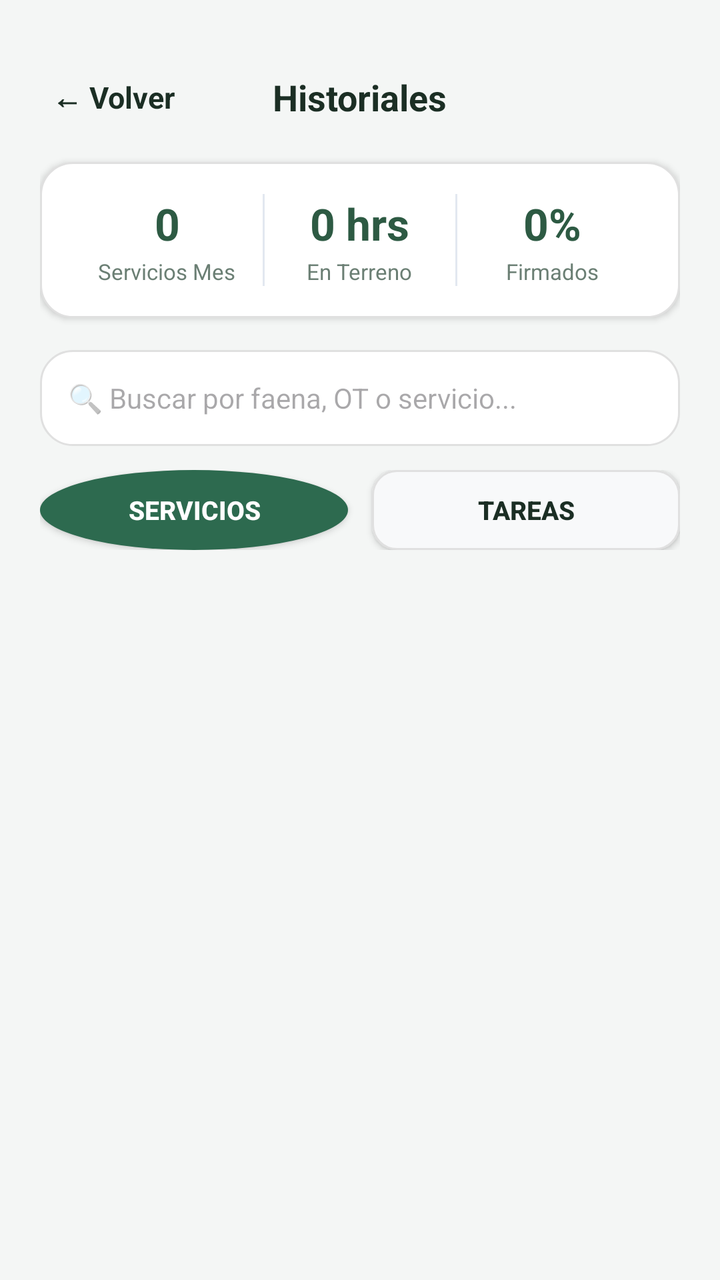
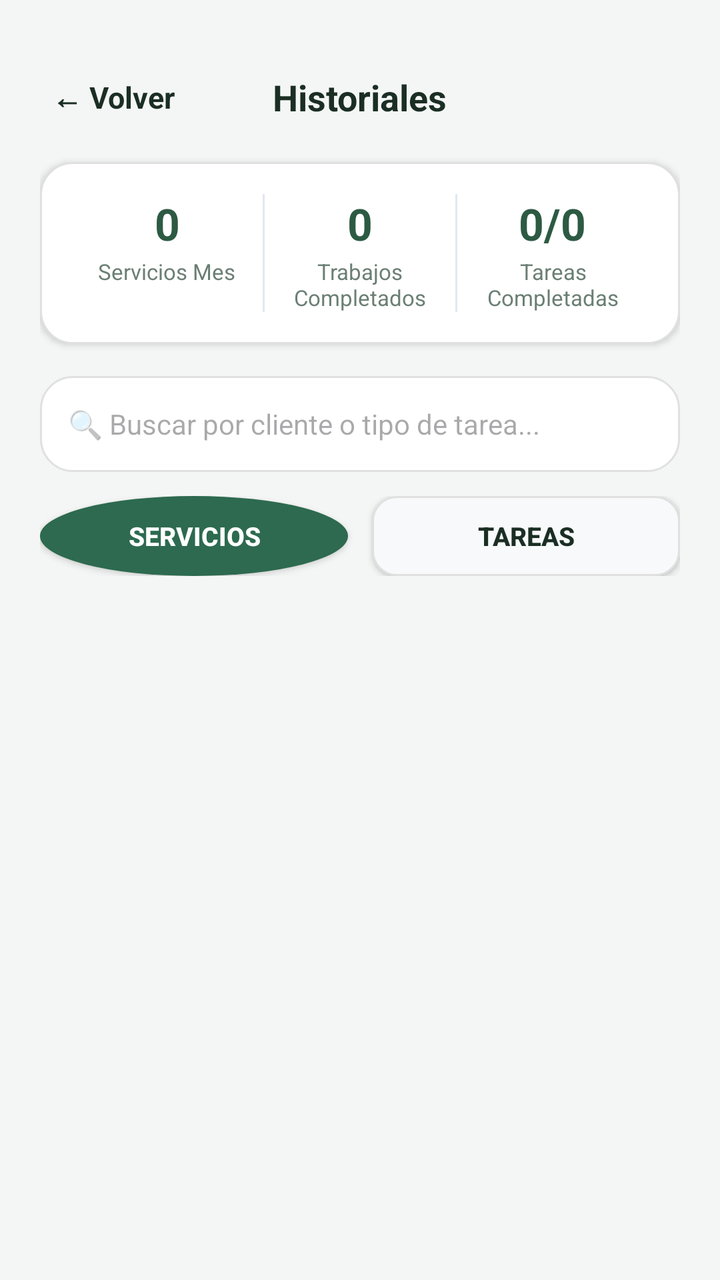

Compare the two renders of this Android layout. The source of the first and the diff that turns it into the second are given below.
<!-- AndroidManifest.xml: application theme Theme.DesiertoTarapaca -->
<!-- res/layout/activity_historial.xml -->
<?xml version="1.0" encoding="utf-8"?>
<LinearLayout xmlns:android="http://schemas.android.com/apk/res/android"
    android:layout_width="match_parent"
    android:layout_height="match_parent"
    android:background="#F4F6F5"
    android:orientation="vertical"
    android:paddingHorizontal="20dp"
    android:paddingTop="32dp"
    android:paddingBottom="16dp">

    <RelativeLayout
        android:layout_width="match_parent"
        android:layout_height="wrap_content"
        android:layout_marginBottom="16dp">

        <TextView
            android:id="@+id/btnVolverHistorial"
            android:layout_width="wrap_content"
            android:layout_height="wrap_content"
            android:layout_alignParentStart="true"
            android:layout_centerVertical="true"
            android:padding="6dp"
            android:text="← Volver"
            android:textColor="@color/text_main"
            android:textSize="15sp"
            android:textStyle="bold" />

        <TextView
            android:layout_width="wrap_content"
            android:layout_height="wrap_content"
            android:layout_centerInParent="true"
            android:text="Historiales"
            android:textColor="@color/text_main"
            android:textSize="18sp"
            android:textStyle="bold" />
    </RelativeLayout>

    <LinearLayout
        android:layout_width="match_parent"
        android:layout_height="wrap_content"
        android:layout_marginBottom="16dp"
        android:background="@drawable/bg_white_card"
        android:elevation="2dp"
        android:orientation="horizontal"
        android:padding="16dp">

        <LinearLayout
            android:layout_width="0dp"
            android:layout_height="wrap_content"
            android:layout_weight="1"
            android:gravity="center"
            android:orientation="vertical">

            <TextView
                android:id="@+id/tvTotalServiciosMes"
                android:layout_width="wrap_content"
                android:layout_height="wrap_content"
                android:text="0"
                android:textColor="#2D5A43"
                android:textSize="22sp"
                android:textStyle="bold" />

            <TextView
                android:layout_width="wrap_content"
                android:layout_height="wrap_content"
                android:layout_marginTop="2dp"
                android:text="Servicios Mes"
                android:textColor="@color/text_muted"
                android:textSize="11sp" />
        </LinearLayout>

        <View
            android:layout_width="1dp"
            android:layout_height="match_parent"
            android:background="#E2E8F0" />

        <LinearLayout
            android:layout_width="0dp"
            android:layout_height="wrap_content"
            android:layout_weight="1"
            android:gravity="center"
            android:orientation="vertical">

            <TextView
                android:id="@+id/tvHorasTerreno"
                android:layout_width="wrap_content"
                android:layout_height="wrap_content"
                android:text="0 hrs"
                android:textColor="#2D5A43"
                android:textSize="22sp"
                android:textStyle="bold" />

            <TextView
                android:layout_width="wrap_content"
                android:layout_height="wrap_content"
                android:layout_marginTop="2dp"
                android:text="En Terreno"
                android:textColor="@color/text_muted"
                android:textSize="11sp" />
        </LinearLayout>

        <View
            android:layout_width="1dp"
            android:layout_height="match_parent"
            android:background="#E2E8F0" />

        <LinearLayout
            android:layout_width="0dp"
            android:layout_height="wrap_content"
            android:layout_weight="1"
            android:gravity="center"
            android:orientation="vertical">

            <TextView
                android:id="@+id/tvPorcentajeFirmados"
                android:layout_width="wrap_content"
                android:layout_height="wrap_content"
                android:text="0%"
                android:textColor="#2D5A43"
                android:textSize="22sp"
                android:textStyle="bold" />

            <TextView
                android:layout_width="wrap_content"
                android:layout_height="wrap_content"
                android:layout_marginTop="2dp"
                android:text="Firmados"
                android:textColor="@color/text_muted"
                android:textSize="11sp" />
        </LinearLayout>
    </LinearLayout>

    <EditText
        android:id="@+id/etBuscadorHistorial"
        android:layout_width="match_parent"
        android:layout_height="48dp"
        android:layout_marginBottom="12dp"
        android:background="@drawable/bg_white_card"
        android:hint="🔍 Buscar por faena, OT o servicio..."
        android:inputType="text"
        android:paddingHorizontal="14dp"
        android:textColor="@color/text_main"
        android:textSize="14sp" />

    <LinearLayout
        android:layout_width="match_parent"
        android:layout_height="wrap_content"
        android:layout_marginBottom="16dp"
        android:orientation="horizontal">

        <androidx.appcompat.widget.AppCompatButton
            android:id="@+id/btnTabServicios"
            android:layout_width="0dp"
            android:layout_height="40dp"
            android:layout_marginEnd="6dp"
            android:layout_weight="1"
            android:background="@drawable/bg_selected_day_circle"
            android:text="Servicios"
            android:textColor="@android:color/white"
            android:textSize="13sp"
            android:textStyle="bold" />

        <androidx.appcompat.widget.AppCompatButton
            android:id="@+id/btnTabTareas"
            android:layout_width="0dp"
            android:layout_height="40dp"
            android:layout_marginStart="6dp"
            android:layout_weight="1"
            android:background="@drawable/bg_input_field"
            android:text="Tareas"
            android:textColor="@color/text_main"
            android:textSize="13sp"
            android:textStyle="bold" />
    </LinearLayout>

    <LinearLayout
        android:id="@+id/layoutEstadoVacio"
        android:layout_width="match_parent"
        android:layout_height="wrap_content"
        android:layout_marginTop="40dp"
        android:gravity="center"
        android:orientation="vertical"
        android:visibility="gone">

        <TextView
            android:layout_width="wrap_content"
            android:layout_height="wrap_content"
            android:text="📋"
            android:textSize="42sp" />

        <TextView
            android:id="@+id/tvTituloVacio"
            android:layout_width="wrap_content"
            android:layout_height="wrap_content"
            android:layout_marginTop="12dp"
            android:text="Sin servicios registrados"
            android:textColor="@color/text_main"
            android:textSize="16sp"
            android:textStyle="bold" />

        <TextView
            android:id="@+id/tvMensajeVacio"
            android:layout_width="wrap_content"
            android:layout_height="wrap_content"
            android:layout_marginTop="4dp"
            android:text="Los registros completados aparecerán aquí."
            android:textColor="@color/text_muted"
            android:textSize="13sp" />
    </LinearLayout>

    <ScrollView
        android:layout_width="match_parent"
        android:layout_height="match_parent"
        android:fillViewport="true">

        <LinearLayout
            android:id="@+id/contenedorHistorial"
            android:layout_width="match_parent"
            android:layout_height="wrap_content"
            android:orientation="vertical" />
    </ScrollView>

</LinearLayout>
<!-- resources referenced by this layout -->
<resources>
  <color name="text_main">#1B2E24</color>
  <color name="text_muted">#6B7F74</color>
  <!-- drawable bg_input_field (drawable) -->
  <?xml version="1.0" encoding="utf-8"?>
  <shape xmlns:android="http://schemas.android.com/apk/res/android"
      android:shape="rectangle">
      <solid android:color="#F8F9FA" />
      <stroke
          android:width="1dp"
          android:color="#E0E0E0" />
      <corners android:radius="12dp" />
  </shape>
  <!-- drawable bg_selected_day_circle (drawable) -->
  <?xml version="1.0" encoding="utf-8"?>
  <shape xmlns:android="http://schemas.android.com/apk/res/android"
      android:shape="oval">
      <solid android:color="#2D6A4F" />
  </shape>
  <!-- drawable bg_white_card (drawable) -->
  <?xml version="1.0" encoding="utf-8"?>
  <shape xmlns:android="http://schemas.android.com/apk/res/android"
      android:shape="rectangle">
      <solid android:color="@color/card_white" />
      <stroke android:width="1dp" android:color="@color/border_light" />
      <corners android:radius="16dp" />
  </shape>
  <style name="Theme.DesiertoTarapaca" parent="Base.Theme.DesiertoTarapaca" />
  <color name="card_white">#FFFFFF</color>
  <color name="border_light">#E0E0E0</color>
  <style name="Base.Theme.DesiertoTarapaca" parent="Theme.Material3.DayNight.NoActionBar">
          
          
      </style>
</resources>

<!-- the commit's change to res/layout/activity_historial.xml (unified diff, before → after) -->
@@ -82,10 +82,10 @@
             android:orientation="vertical">
 
             <TextView
-                android:id="@+id/tvHorasTerreno"
-                android:layout_width="wrap_content"
-                android:layout_height="wrap_content"
-                android:text="0 hrs"
+                android:id="@+id/tvTrabajosCompletados"
+                android:layout_width="wrap_content"
+                android:layout_height="wrap_content"
+                android:text="0"
                 android:textColor="#2D5A43"
                 android:textSize="22sp"
                 android:textStyle="bold" />
@@ -94,7 +94,8 @@
                 android:layout_width="wrap_content"
                 android:layout_height="wrap_content"
                 android:layout_marginTop="2dp"
-                android:text="En Terreno"
+                android:gravity="center"
+                android:text="Trabajos Completados"
                 android:textColor="@color/text_muted"
                 android:textSize="11sp" />
         </LinearLayout>
@@ -112,10 +113,10 @@
             android:orientation="vertical">
 
             <TextView
-                android:id="@+id/tvPorcentajeFirmados"
-                android:layout_width="wrap_content"
-                android:layout_height="wrap_content"
-                android:text="0%"
+                android:id="@+id/tvTareasCompletadasConteo"
+                android:layout_width="wrap_content"
+                android:layout_height="wrap_content"
+                android:text="0/0"
                 android:textColor="#2D5A43"
                 android:textSize="22sp"
                 android:textStyle="bold" />
@@ -124,7 +125,8 @@
                 android:layout_width="wrap_content"
                 android:layout_height="wrap_content"
                 android:layout_marginTop="2dp"
-                android:text="Firmados"
+                android:gravity="center"
+                android:text="Tareas Completadas"
                 android:textColor="@color/text_muted"
                 android:textSize="11sp" />
         </LinearLayout>
@@ -136,7 +138,7 @@
         android:layout_height="48dp"
         android:layout_marginBottom="12dp"
         android:background="@drawable/bg_white_card"
-        android:hint="🔍 Buscar por faena, OT o servicio..."
+        android:hint="🔍 Buscar por cliente o tipo de tarea..."
         android:inputType="text"
         android:paddingHorizontal="14dp"
         android:textColor="@color/text_main"
@@ -193,7 +195,7 @@
             android:layout_width="wrap_content"
             android:layout_height="wrap_content"
             android:layout_marginTop="12dp"
-            android:text="Sin servicios registrados"
+            android:text="Sin registros"
             android:textColor="@color/text_main"
             android:textSize="16sp"
             android:textStyle="bold" />
@@ -203,7 +205,7 @@
             android:layout_width="wrap_content"
             android:layout_height="wrap_content"
             android:layout_marginTop="4dp"
-            android:text="Los registros completados aparecerán aquí."
+            android:text="Los registros aparecerán aquí."
             android:textColor="@color/text_muted"
             android:textSize="13sp" />
     </LinearLayout>
